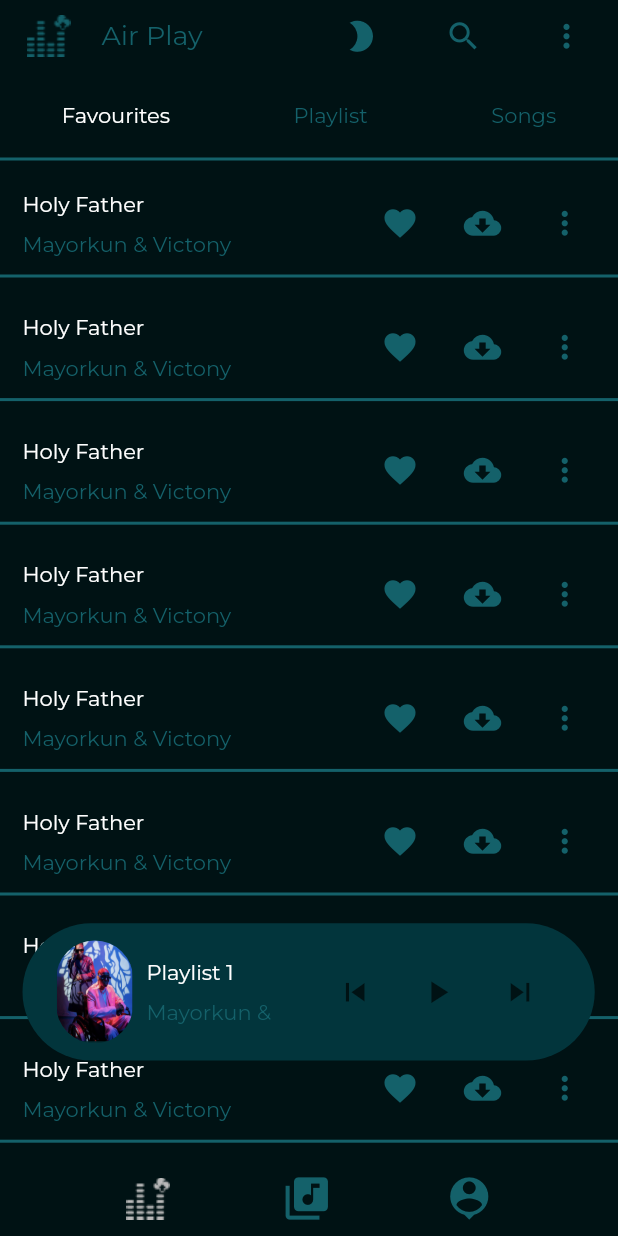
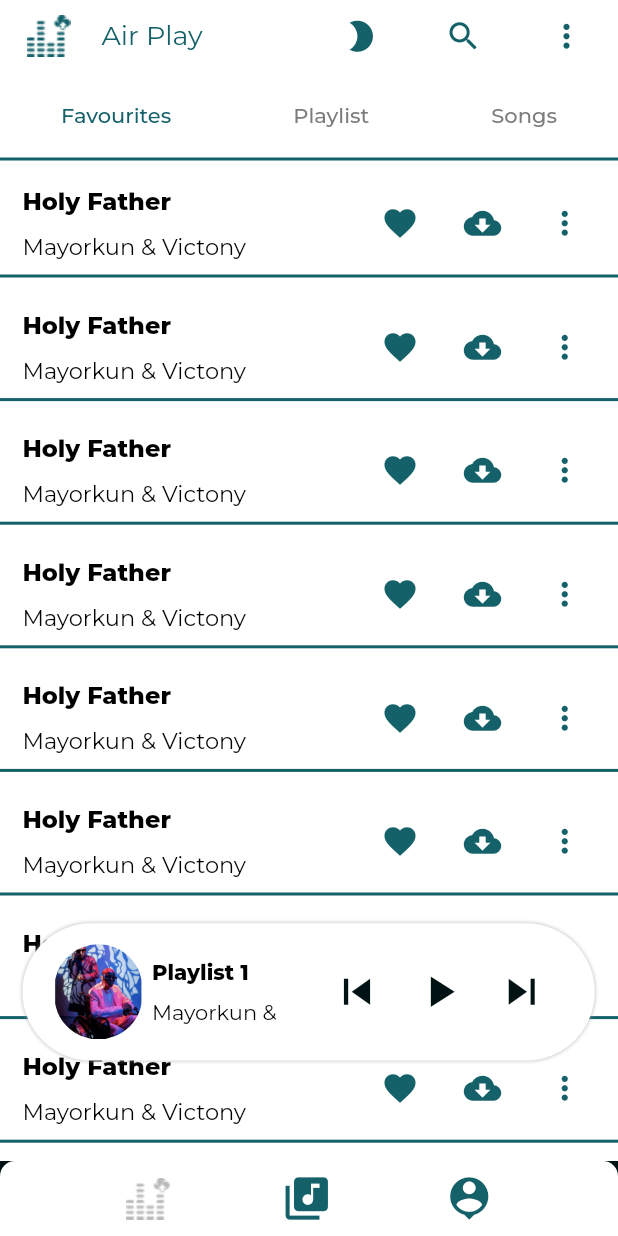
Before and after one commit to Trojan9/Air-Play, a Flutter app: the NavBar screen opened directly, after a tap on the "brightness 2" icon, on a phone screen of 412 x 824 dp. Run offline on Flutter 3.47's test engine with Material 2 defaults, Android fonts, the phone set to English and light mode, and no system bars; our stand-ins replace google_fonts.

Commit message:
working on theme

```diff
--- a/lib/main.dart
+++ b/lib/main.dart
@@ -1,4 +1,7 @@
+import 'package:Airplay/ui/dashboard/nav_bar.dart';
 import 'package:Airplay/ui/onboarding/splashscreen.dart';
+import 'package:Airplay/utils/theme/config.dart';
+import 'package:Airplay/utils/theme/custom_theme.dart';
 import 'package:flutter/material.dart';
 // import 'package:Airplay/ui/onboarding/splash.dart';
 
@@ -15,29 +18,37 @@ Future<void> main() async {
 
 //ValueNotifier<int> cartCount;
 
-class MyApp extends StatelessWidget {
+class MyApp extends StatefulWidget {
   const MyApp({Key? key}) : super(key: key);
+
+  @override
+  State<MyApp> createState() => _MyAppState();
+}
+
+class _MyAppState extends State<MyApp> {
+  @override
+  void initState() {
+    super.initState();
+    currentTheme.addListener(() {
+      setState(() {});
+    });
+  }
 
   @override
   Widget build(BuildContext context) {
     return MaterialApp(
       debugShowCheckedModeBanner: false,
 
-      theme: ThemeData(
-          textTheme: GoogleFonts.nunitoTextTheme(Theme.of(context).textTheme),
-          primaryColor: Colors.white,
-          visualDensity: VisualDensity.adaptivePlatformDensity),
+      // theme: ThemeData(
+      //   textTheme: GoogleFonts.nunitoTextTheme(Theme.of(context).textTheme),
+      //   primaryColor: Colors.white,
+      //   visualDensity: VisualDensity.adaptivePlatformDensity,
+      // ),
 
-      home: const SplashScreen(),
-      // home: HomeScreen(),
-      // builder: (BuildContext context, Widget child) => Navigator(
-      //     key: locator<DialogService>().dialogNavigationKey,
-      //     onGenerateRoute: (RouteSettings settings) =>
-      //         MaterialPageRoute<dynamic>(
-      //             builder: (BuildContext context) =>
-      //                 DialogManager(child: child))),
-      // navigatorKey: locator<NavigationService>().navigationKey,
-      // onGenerateRoute: generateRoute,
+      theme: CustomTheme.lightTheme,
+      darkTheme: CustomTheme.darkTheme,
+      themeMode: currentTheme.currentTheme,
+      home: NavBar(), // SplashScreen(),
     );
   }
 }
--- a/lib/ui/dashboard/home.dart
+++ b/lib/ui/dashboard/home.dart
@@ -40,7 +40,7 @@ class _HomeState extends State<Home> {
         appBar: PreferredSize(
             preferredSize: const Size.fromHeight(125),
             child: CustomAppBar(notifyParent: refresh)),
-        backgroundColor: backgroundcolor2,
+        backgroundColor: Theme.of(context).scaffoldBackgroundColor,
         body: Stack(
           children: [
             SingleChildScrollView(
--- a/lib/ui/dashboard/homelistviews/favouritelistview.dart
+++ b/lib/ui/dashboard/homelistviews/favouritelistview.dart
@@ -23,7 +23,7 @@ class _FavouriteLVState extends State<FavouriteLV> {
               physics: const NeverScrollableScrollPhysics(),
               itemBuilder: (BuildContext context, int index) {
                 return Container(
-                  color: backgroundcolor2,
+                  color: Theme.of(context).scaffoldBackgroundColor,
                   width: wholescreenWidth(context),
                   height: MediaQuery.of(context).size.height / 10,
                   child: Column(
@@ -39,16 +39,32 @@ class _FavouriteLVState extends State<FavouriteLV> {
                               mainAxisAlignment: MainAxisAlignment.spaceAround,
                               children: [
                                 CustomText(
-                                    size: 14,
-                                    color: backgroundcolor1,
-                                    fontWeight: FontWeight.w400,
-                                    text: "Holy Father"),
+                                  size: 16,
+                                  // Color? color1 = ()!;
+
+                                  color: (Theme.of(context)
+                                      .textTheme
+                                      .bodyText1!
+                                      .color)!, //backgroundcolor1,
+                                  fontWeight: (Theme.of(context)
+                                      .textTheme
+                                      .bodyText1!
+                                      .fontWeight)!,
+                                  text: "Holy Father",
+                                ),
                                 verticalSpaceSmall,
                                 CustomText(
-                                    size: 14,
-                                    color: regular,
-                                    fontWeight: FontWeight.w400,
-                                    text: "Mayorkun & Victony")
+                                  size: 15,
+                                  color: (Theme.of(context)
+                                      .textTheme
+                                      .subtitle1!
+                                      .color)!, // regular,
+                                  fontWeight: (Theme.of(context)
+                                      .textTheme
+                                      .subtitle1!
+                                      .fontWeight)!, //FontWeight.normal,
+                                  text: "Mayorkun & Victony",
+                                )
                               ],
                             ),
                             SizedBox(
--- a/lib/ui/dashboard/homelistviews/playlistlistview.dart
+++ b/lib/ui/dashboard/homelistviews/playlistlistview.dart
@@ -23,7 +23,7 @@ class _PlaylistLVState extends State<PlaylistLV> {
               physics: const NeverScrollableScrollPhysics(),
               itemBuilder: (BuildContext context, int index) {
                 return Container(
-                  color: backgroundcolor2,
+                  color: Theme.of(context).scaffoldBackgroundColor,
                   width: wholescreenWidth(context),
                   height: MediaQuery.of(context).size.height / 10,
                   child: Column(
--- a/lib/ui/dashboard/homelistviews/sondslistview.dart
+++ b/lib/ui/dashboard/homelistviews/sondslistview.dart
@@ -25,7 +25,7 @@ class _SongsLVState extends State<SongsLV> {
               physics: const NeverScrollableScrollPhysics(),
               itemBuilder: (BuildContext context, int index) {
                 return Container(
-                  color: backgroundcolor2,
+                  color: Theme.of(context).scaffoldBackgroundColor,
                   width: wholescreenWidth(context),
                   height: MediaQuery.of(context).size.height / 10,
                   child: Column(
--- a/lib/ui/dashboard/nav_bar.dart
+++ b/lib/ui/dashboard/nav_bar.dart
@@ -26,7 +26,11 @@ class _NavBarState extends State<NavBar> {
           physics: NeverScrollableScrollPhysics(),
           controller: _pageController,
           onPageChanged: onPageChanged,
-          children: const <Widget>[Home(), Drive(), Profile()],
+          children: const <Widget>[
+            Home(),
+            Drive(),
+            Profile(),
+          ],
         ),
         bottomNavigationBar: ClipRRect(
           borderRadius: const BorderRadius.only(
@@ -34,7 +38,7 @@ class _NavBarState extends State<NavBar> {
             topLeft: Radius.circular(10),
           ),
           child: BottomAppBar(
-            color: backgroundcolor2,
+            color: Theme.of(context).scaffoldBackgroundColor,
             child: SizedBox(
               height: 50,
               child: Row(
--- a/lib/utils/colors.dart
+++ b/lib/utils/colors.dart
@@ -1,5 +1,6 @@
 import 'package:flutter/Material.dart';
 
 Color backgroundcolor1 = Colors.white;
+Color subMenuColor = Color(0XFF7C7C7C);
 Color backgroundcolor2 = const Color.fromRGBO(0, 18, 20, 1);
 Color regular = const Color.fromRGBO(20, 97, 106, 1);
--- /dev/null
+++ b/lib/utils/theme/config.dart
@@ -0,0 +1,3 @@
+import 'package:Airplay/utils/theme/custom_theme.dart';
+
+CustomTheme currentTheme = CustomTheme();
--- /dev/null
+++ b/lib/utils/theme/custom_theme.dart
@@ -0,0 +1,64 @@
+import 'package:Airplay/utils/colors.dart';
+import 'package:flutter/material.dart';
+
+class CustomTheme with ChangeNotifier {
+  static bool _isDarkTheme = true;
+
+  ThemeMode get currentTheme => _isDarkTheme ? ThemeMode.dark : ThemeMode.light;
+
+  void toggleTheme() {
+    _isDarkTheme = !_isDarkTheme;
+    notifyListeners();
+  }
+
+  static ThemeData get lightTheme {
+    return ThemeData(
+      primaryColor: Colors.white,
+      scaffoldBackgroundColor: Colors.white,
+      buttonTheme: ButtonThemeData(
+        buttonColor: Color.fromRGBO(2, 53, 60, 1),
+      ),
+      textTheme: TextTheme(
+        headline1: TextStyle(
+          color: regular,
+          fontSize: 14,
+        ),
+        bodyText1: TextStyle(
+          color: Colors.black,
+          fontSize: 14,
+          fontWeight: FontWeight.w800,
+        ),
+        subtitle1: TextStyle(
+          color: Colors.black,
+          fontSize: 14,
+          fontWeight: FontWeight.normal,
+        ),
+      ),
+    );
+  }
+
+  static ThemeData get darkTheme {
+    return ThemeData(
+      primaryColor: Color.fromRGBO(2, 53, 60, 1),
+      scaffoldBackgroundColor: backgroundcolor2,
+      buttonTheme: ButtonThemeData(
+        buttonColor: Color.fromRGBO(2, 53, 60, 1),
+      ),
+      textTheme: TextTheme(
+        headline1: TextStyle(
+          color: Colors.white,
+          fontSize: 14,
+        ),
+        bodyText1: TextStyle(
+          color: Colors.white,
+          fontSize: 14,
+        ),
+        subtitle1: TextStyle(
+          color: subMenuColor,
+          fontSize: 14,
+          fontWeight: FontWeight.normal,
+        ),
+      ),
+    );
+  }
+}
--- a/lib/widget/appbar.dart
+++ b/lib/widget/appbar.dart
@@ -1,5 +1,8 @@
+import 'package:Airplay/utils/colors.dart';
+import 'package:Airplay/utils/colors.dart';
 import 'package:Airplay/utils/colors.dart';
 import 'package:Airplay/utils/spacing.dart';
+import 'package:Airplay/utils/theme/config.dart';
 import 'package:Airplay/widget/customtext.dart';
 import 'package:flutter/material.dart';
 
@@ -11,7 +14,8 @@ class Appbars extends StatelessWidget {
     return SafeArea(
       child: Container(
         width: wholescreenWidth(context),
-        color: backgroundcolor2,
+        color: Theme.of(context).scaffoldBackgroundColor,
+        // backgroundcolor2, // ThemeMode.dark ? Colors.red : Colors.blue,// backgroundcolor2,
         child: Row(
           mainAxisAlignment: MainAxisAlignment.spaceBetween,
           children: [
@@ -41,7 +45,14 @@ class Appbars extends StatelessWidget {
                 mainAxisAlignment: MainAxisAlignment.spaceAround,
                 children: [
                   IconButton(
-                      onPressed: () {},
+                      onPressed: () {
+                        print('Icon clicked');
+                        var oldTheme = currentTheme.currentTheme;
+                        // print(currentTheme.currentTheme);
+                        currentTheme.toggleTheme();
+                        print(
+                            'Theme has changed from $oldTheme to ${currentTheme.currentTheme}');
+                      },
                       icon: Icon(
                         Icons.brightness_2,
                         size: 25,
--- a/lib/widget/bottomactivitybar.dart
+++ b/lib/widget/bottomactivitybar.dart
@@ -20,8 +20,18 @@ class _BottomActivityBarState extends State<BottomActivityBar> {
         child: Container(
           margin: const EdgeInsets.only(left: 15, right: 15),
           decoration: BoxDecoration(
-              color: const Color.fromRGBO(2, 53, 60, 1),
-              borderRadius: BorderRadius.circular(200)),
+            color: Theme.of(context)
+                .primaryColor, // const Color.fromRGBO(2, 53, 60, 1),
+            borderRadius: BorderRadius.circular(200),
+            boxShadow: [
+              BoxShadow(
+                color: Colors.grey.withOpacity(0.4),
+                spreadRadius: 1,
+                blurRadius: 1,
+                // offset: Offset(0, 3),
+              ),
+            ],
+          ),
           width: wholescreenWidth(context) / 1.08,
           height: MediaQuery.of(context).size.height / 9,
           child: Padding(
@@ -33,9 +43,9 @@ class _BottomActivityBarState extends State<BottomActivityBar> {
                     borderRadius: BorderRadius.circular(200.0),
                     child: Image.asset(
                       "assets/song.png",
-                      height: MediaQuery.of(context).size.height / 12,
-                      width: wholescreenWidth(context) / 8,
-                      fit: BoxFit.fill,
+                      height: MediaQuery.of(context).size.height / 13,
+                      width: wholescreenWidth(context) / 7,
+                      fit: BoxFit.cover,
                     )),
                 Container(
                   width: wholescreenWidth(context) / 4,
@@ -45,17 +55,32 @@ class _BottomActivityBarState extends State<BottomActivityBar> {
                     children: [
                       CustomText(
                         size: 14,
-                          color: backgroundcolor1,
-                          fontWeight: FontWeight.w400,
-                          text: "Playlist 1"),
+                        color: (Theme.of(context)
+                            .textTheme
+                            .bodyText1!
+                            .color)!, //backgroundcolor1,
+                        fontWeight: (Theme.of(context)
+                            .textTheme
+                            .bodyText1!
+                            .fontWeight)!,
+                        text: "Playlist 1",
+                      ),
                       verticalSpaceSmall,
-                      Text("Mayorkun & Victony",
+                      Text(
+                        "Mayorkun & Victony",
                         maxLines: 1,
                         style: GoogleFonts.montserrat(
-                            color: regular,
+                          color: (Theme.of(context)
+                              .textTheme
+                              .subtitle1!
+                              .color)!, // regular,
                           fontSize: 14,
-                            fontWeight: FontWeight.w400,
-                          )),
+                          fontWeight: (Theme.of(context)
+                              .textTheme
+                              .subtitle1!
+                              .fontWeight)!,
+                        ),
+                      ),
                     ],
                   ),
                 ),
@@ -68,9 +93,11 @@ class _BottomActivityBarState extends State<BottomActivityBar> {
                         onPressed: () {},
                         icon: Icon(
                           Icons.skip_previous_sharp,
-                            size: 25,
+                          size: 35,
                           color: backgroundcolor2,
-                          )),
+                        ),
+                        padding: EdgeInsets.all(0),
+                      ),
                       playing
                           ? IconButton(
                               onPressed: () {
@@ -80,7 +107,7 @@ class _BottomActivityBarState extends State<BottomActivityBar> {
                               },
                               icon: Icon(
                                 Icons.pause_sharp,
-                                size: 25,
+                                size: 35,
                                 color: backgroundcolor2,
                               ))
                           : IconButton(
@@ -91,16 +118,20 @@ class _BottomActivityBarState extends State<BottomActivityBar> {
                               },
                               icon: Icon(
                                 Icons.play_arrow_sharp,
-                                size: 25,
+                                size: 35,
                                 color: backgroundcolor2,
-                              )),
+                              ),
+                              padding: EdgeInsets.all(0),
+                            ),
                       IconButton(
                         onPressed: () {},
                         icon: Icon(
                           Icons.skip_next_sharp,
-                            size: 25,
+                          size: 35,
                           color: backgroundcolor2,
-                          )),
+                        ),
+                        padding: EdgeInsets.all(0),
+                      ),
                     ],
                   ),
                 )
--- a/lib/widget/submenu.dart
+++ b/lib/widget/submenu.dart
@@ -14,6 +14,7 @@ class _SubMenuState extends State<SubMenu> {
   int page = 0;
   @override
   Widget build(BuildContext context) {
+    Color? color1 = (Theme.of(context).textTheme.headline1!.color)!;
     return Row(
       mainAxisAlignment: MainAxisAlignment.spaceAround,
       children: [
@@ -25,10 +26,11 @@ class _SubMenuState extends State<SubMenu> {
             });
           },
           child: CustomText(
-              size: 14,
-              color: page == 0 ? backgroundcolor1 : regular,
-              fontWeight: FontWeight.w400,
-              text: "Favourites"),
+            size: 14,
+            color: page == 0 ? color1 : subMenuColor,
+            fontWeight: FontWeight.w500,
+            text: "Favourites",
+          ),
         ),
         InkWell(
           onTap: () {
@@ -39,8 +41,8 @@ class _SubMenuState extends State<SubMenu> {
           },
           child: CustomText(
               size: 14,
-              color: page == 1 ? backgroundcolor1 : regular,
-              fontWeight: FontWeight.w400,
+              color: page == 1 ? color1 : subMenuColor,
+              fontWeight: FontWeight.w500,
               text: "Playlist"),
         ),
         InkWell(
@@ -52,8 +54,10 @@ class _SubMenuState extends State<SubMenu> {
           },
           child: CustomText(
               size: 14,
-              color: page == 2 ? backgroundcolor1 : regular,
-              fontWeight: FontWeight.w400,
+              color: page == 2
+                  ? color1
+                  : subMenuColor, // page == 2 ? backgroundcolor1 : regular,
+              fontWeight: FontWeight.w500,
               text: "Songs"),
         ),
       ],
```
Also changed, not shown: lib/ui/auth/login.dart (+5 -2 lines), pubspec.yaml (+0 -60 lines), lib/models/provider.dart (added). Lines whose indentation alone changed are shown as unchanged.
